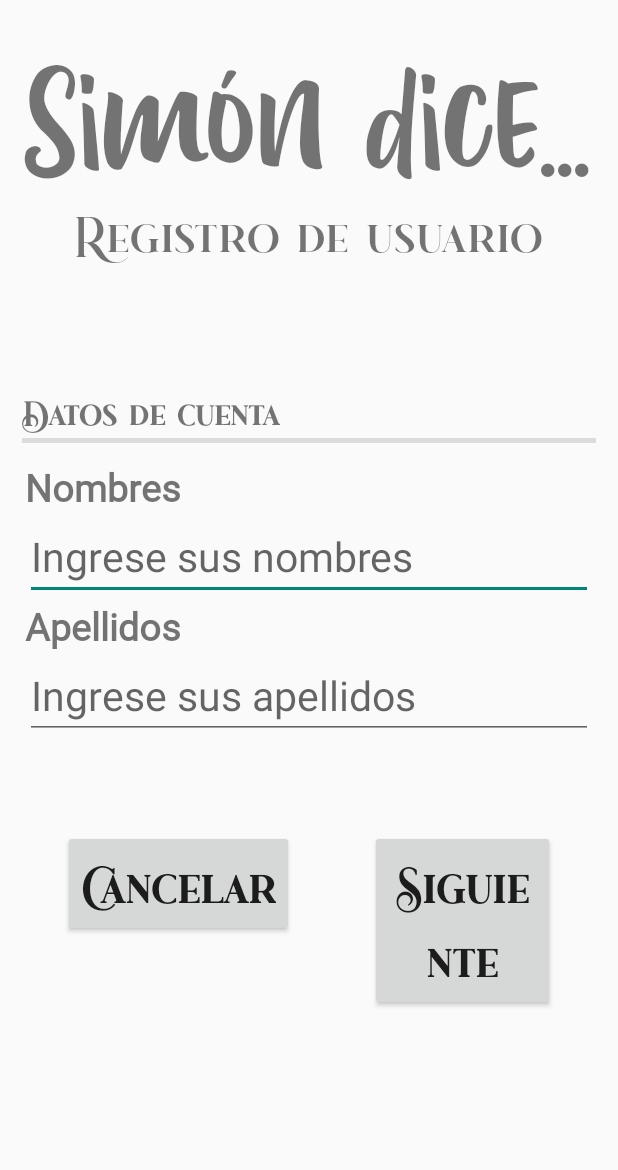
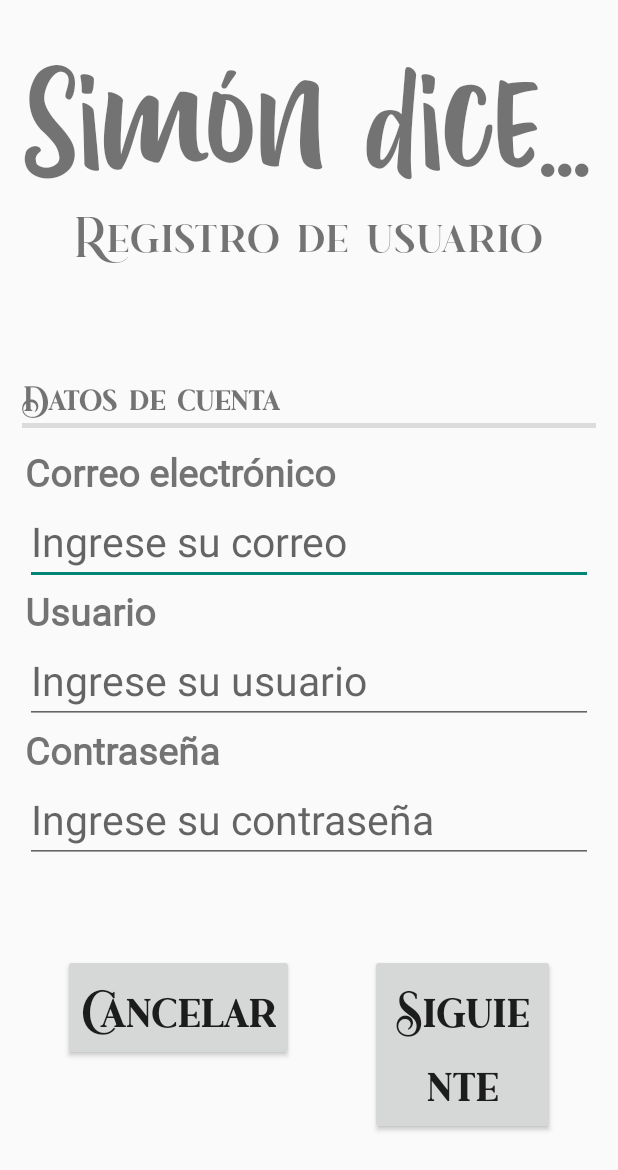
Before and after one commit to GerardoM3/ECommerce, an Android app: the register2 screen opened directly, with no data from a screen before it, on a phone screen of 412 x 824 dp. Shown: the top 1170 px of the screen. Run offline under Robolectric (Android 15) with nearby library versions, the phone set to English and light mode, and no system bars.

Commit message:
Actualización del diseño del Login y Register-Register2

```diff
--- a/app/src/main/res/layout/activity_login.xml
+++ b/app/src/main/res/layout/activity_login.xml
@@ -47,7 +47,7 @@
                 android:layout_width="match_parent"
                 android:layout_height="wrap_content"
                 android:layout_marginLeft="15dp"
-                android:layout_marginTop="40dp"
+                android:layout_marginTop="35dp"
                 android:layout_marginRight="15dp"
                 android:orientation="vertical">
 
@@ -60,6 +60,7 @@
                     android:fontFamily="@font/times"/>
 
                 <com.google.android.material.textfield.TextInputEditText
+                    android:id="@+id/tiet_userLogin"
                     android:layout_width="match_parent"
                     android:layout_height="wrap_content"
                     android:hint="Ingrese su usuario"
@@ -77,6 +78,7 @@
                     android:fontFamily="@font/times"/>
 
                 <com.google.android.material.textfield.TextInputEditText
+                    android:id="@+id/tiet_contraLogin"
                     android:layout_width="match_parent"
                     android:layout_height="wrap_content"
                     android:hint="Ingrese su contraseña"
@@ -93,6 +95,7 @@
                 android:orientation="vertical">
 
                 <androidx.appcompat.widget.AppCompatButton
+                    android:id="@+id/btnlogin"
                     android:layout_width="wrap_content"
                     android:layout_height="wrap_content"
                     android:text="Iniciar sesión"
--- a/app/src/main/res/layout/activity_register.xml
+++ b/app/src/main/res/layout/activity_register.xml
@@ -37,7 +37,7 @@
 
 
         <TextView
-            android:layout_marginTop="75dp"
+            android:layout_marginTop="65dp"
             android:layout_width="wrap_content"
             android:layout_height="wrap_content"
             android:text="Datos generales"
@@ -75,6 +75,7 @@
                 android:fontFamily="@font/times"
                 />
             <com.google.android.material.textfield.TextInputEditText
+                android:id="@+id/tiet_nombres_register"
                 android:layout_width="match_parent"
                 android:layout_height="wrap_content"
                 android:hint="Ingrese sus nombres"
@@ -89,6 +90,7 @@
                 android:fontFamily="@font/times"
                 />
             <com.google.android.material.textfield.TextInputEditText
+                android:id="@+id/tiet_apellidos_register"
                 android:layout_width="match_parent"
                 android:layout_height="wrap_content"
                 android:hint="Ingrese sus apellidos"
@@ -104,6 +106,7 @@
                 >
 
                 <androidx.appcompat.widget.AppCompatButton
+                    android:id="@+id/btnCancelarRegistro"
                     android:layout_width="wrap_content"
                     android:layout_height="wrap_content"
                     android:text="Cancelar"
@@ -115,6 +118,7 @@
                     />
 
                 <androidx.appcompat.widget.AppCompatButton
+                    android:id="@+id/btnSiguienteRegistro"
                     android:layout_width="wrap_content"
                     android:layout_height="wrap_content"
                     android:text="Siguiente"
--- a/app/src/main/res/layout/activity_register2.xml
+++ b/app/src/main/res/layout/activity_register2.xml
@@ -37,7 +37,7 @@
 
 
         <TextView
-            android:layout_marginTop="75dp"
+            android:layout_marginTop="65dp"
             android:layout_width="wrap_content"
             android:layout_height="wrap_content"
             android:text="Datos de cuenta"
@@ -69,29 +69,47 @@
             <TextView
                 android:layout_width="match_parent"
                 android:layout_height="wrap_content"
-                android:text="Nombres"
+                android:text="Correo electrónico"
                 android:textSize="25dp"
                 android:textStyle="bold"
                 android:fontFamily="@font/times"
                 />
             <com.google.android.material.textfield.TextInputEditText
+                android:id="@+id/tiet_correo_register"
                 android:layout_width="match_parent"
                 android:layout_height="wrap_content"
-                android:hint="Ingrese sus nombres"
+                android:hint="Ingrese su correo"
+                android:textSize="27dp"
+                />
+
+            <TextView
+                android:layout_width="match_parent"
+                android:layout_height="wrap_content"
+                android:text="Usuario"
+                android:textSize="25dp"
+                android:textStyle="bold"
+                android:fontFamily="@font/times"
+                />
+            <com.google.android.material.textfield.TextInputEditText
+                android:id="@+id/tiet_user_register"
+                android:layout_width="match_parent"
+                android:layout_height="wrap_content"
+                android:hint="Ingrese su usuario"
                 android:textSize="27dp"
                 />
             <TextView
                 android:layout_width="match_parent"
                 android:layout_height="wrap_content"
-                android:text="Apellidos"
+                android:text="Contraseña"
                 android:textSize="25dp"
                 android:textStyle="bold"
                 android:fontFamily="@font/times"
                 />
             <com.google.android.material.textfield.TextInputEditText
+                android:id="@+id/tiet_contra_register"
                 android:layout_width="match_parent"
                 android:layout_height="wrap_content"
-                android:hint="Ingrese sus apellidos"
+                android:hint="Ingrese su contraseña"
                 android:textSize="27dp"
                 />
 
@@ -104,6 +122,7 @@
                 >
 
                 <androidx.appcompat.widget.AppCompatButton
+                    android:id="@+id/btnCancelarRegistro"
                     android:layout_width="wrap_content"
                     android:layout_height="wrap_content"
                     android:text="Cancelar"
@@ -115,6 +134,7 @@
                     />
 
                 <androidx.appcompat.widget.AppCompatButton
+                    android:id="@+id/btnSiguienteRegistro"
                     android:layout_width="wrap_content"
                     android:layout_height="wrap_content"
                     android:text="Siguiente"
```
